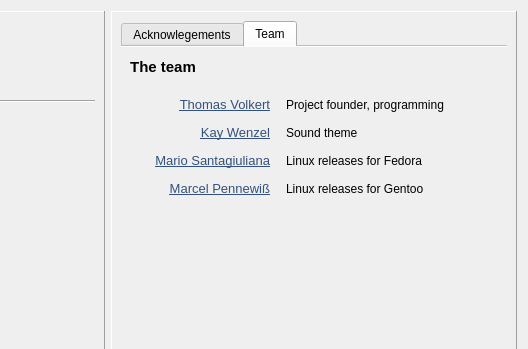
Old version of the form Homer/forms/Dialogs/VersionDialog.ui in the repository Homer-Conferencing/Homer-Conferencing; both pictures show x 312 to 840 and y 0 to 349 of the 840 by 521 pixel window.
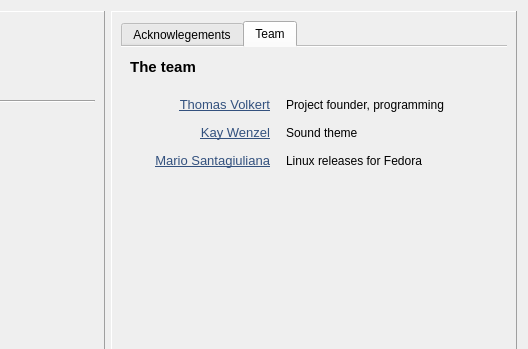
New version of the form. The open tabs and pages were chosen to show the change. Icons and pictures are not drawn.

Commit message: - bug-fix for font sizes

The edit to the form file:
```diff
--- a/Homer/forms/Dialogs/VersionDialog.ui
+++ b/Homer/forms/Dialogs/VersionDialog.ui
@@ -2084,97 +2084,6 @@
                    </item>
                   </layout>
                  </item>
-                 <item>
-                  <layout class="QHBoxLayout" name="horizontalLayout_25" stretch="1,0,0,0,1">
-                   <item>
-                    <spacer name="horizontalSpacer_31">
-                     <property name="orientation">
-                      <enum>Qt::Horizontal</enum>
-                     </property>
-                     <property name="sizeType">
-                      <enum>QSizePolicy::Fixed</enum>
-                     </property>
-                     <property name="sizeHint" stdset="0">
-                      <size>
-                       <width>20</width>
-                       <height>20</height>
-                      </size>
-                     </property>
-                    </spacer>
-                   </item>
-                   <item>
-                    <widget class="QLabel" name="label_18">
-                     <property name="minimumSize">
-                      <size>
-                       <width>120</width>
-                       <height>22</height>
-                      </size>
-                     </property>
-                     <property name="maximumSize">
-                      <size>
-                       <width>120</width>
-                       <height>16777215</height>
-                      </size>
-                     </property>
-                     <property name="font">
-                      <font>
-                       <family>Arial</family>
-                       <pointsize>9</pointsize>
-                      </font>
-                     </property>
-                     <property name="text">
-                      <string>&lt;!DOCTYPE HTML PUBLIC &quot;-//W3C//DTD HTML 4.0//EN&quot; &quot;http://www.w3.org/TR/REC-html40/strict.dtd&quot;&gt;
-&lt;html&gt;&lt;head&gt;&lt;meta name=&quot;qrichtext&quot; content=&quot;1&quot; /&gt;&lt;style type=&quot;text/css&quot;&gt;
-p, li { white-space: pre-wrap; }
-&lt;/style&gt;&lt;/head&gt;&lt;body style=&quot; font-family:'Arial'; font-size:9pt; font-weight:400; font-style:normal;&quot;&gt;
-&lt;p style=&quot; margin-top:0px; margin-bottom:0px; margin-left:0px; margin-right:0px; -qt-block-indent:0; text-indent:0px;&quot;&gt;&lt;a href=&quot;mailto:marcel.pennewiss@tu-ilmenau.de&quot;&gt;&lt;span style=&quot; font-size:10pt; text-decoration: underline; color:#33517e;&quot;&gt;Marcel Pennewiß&lt;/span&gt;&lt;/a&gt;&lt;/p&gt;&lt;/body&gt;&lt;/html&gt;</string>
-                     </property>
-                     <property name="alignment">
-                      <set>Qt::AlignRight|Qt::AlignTrailing|Qt::AlignVCenter</set>
-                     </property>
-                     <property name="openExternalLinks">
-                      <bool>true</bool>
-                     </property>
-                    </widget>
-                   </item>
-                   <item>
-                    <spacer name="horizontalSpacer_32">
-                     <property name="orientation">
-                      <enum>Qt::Horizontal</enum>
-                     </property>
-                     <property name="sizeType">
-                      <enum>QSizePolicy::Fixed</enum>
-                     </property>
-                     <property name="sizeHint" stdset="0">
-                      <size>
-                       <width>10</width>
-                       <height>20</height>
-                      </size>
-                     </property>
-                    </spacer>
-                   </item>
-                   <item>
-                    <widget class="QLabel" name="label_19">
-                     <property name="text">
-                      <string>Linux releases for Gentoo</string>
-                     </property>
-                    </widget>
-                   </item>
-                   <item>
-                    <spacer name="horizontalSpacer_23">
-                     <property name="orientation">
-                      <enum>Qt::Horizontal</enum>
-                     </property>
-                     <property name="sizeHint" stdset="0">
-                      <size>
-                       <width>40</width>
-                       <height>20</height>
-                      </size>
-                     </property>
-                    </spacer>
-                   </item>
-                  </layout>
-                 </item>
                  <item>
                   <spacer name="verticalSpacer_4">
                    <property name="orientation">
```
Left out of the diff: 5 changed lines with no effect on the pictures.
